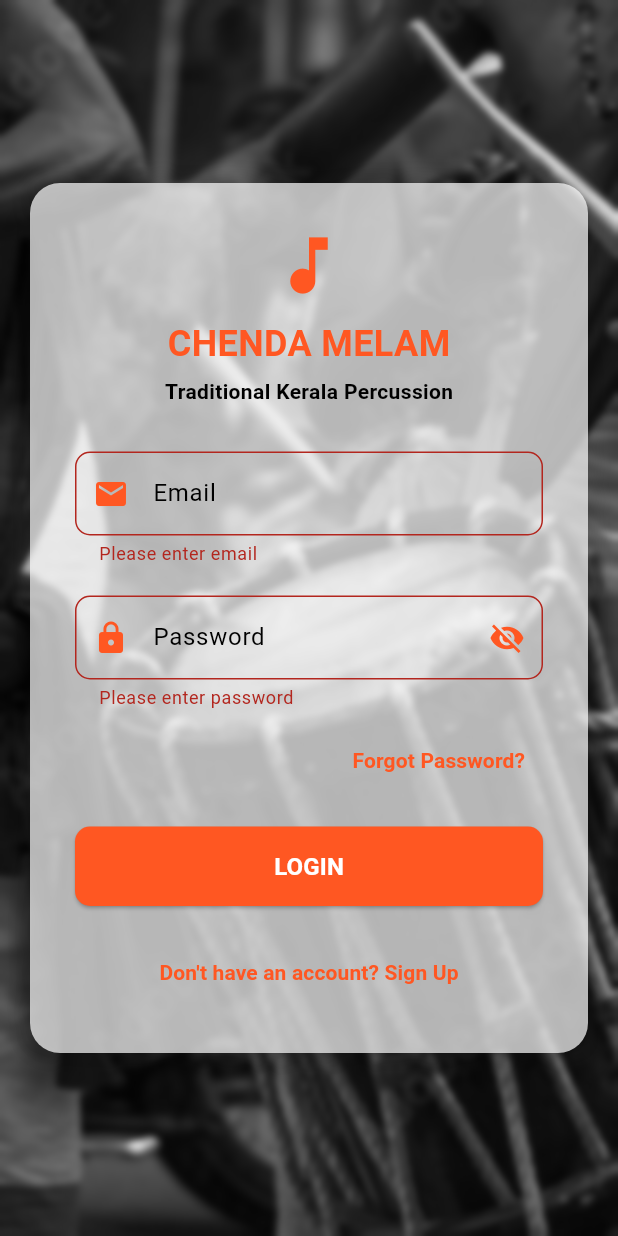
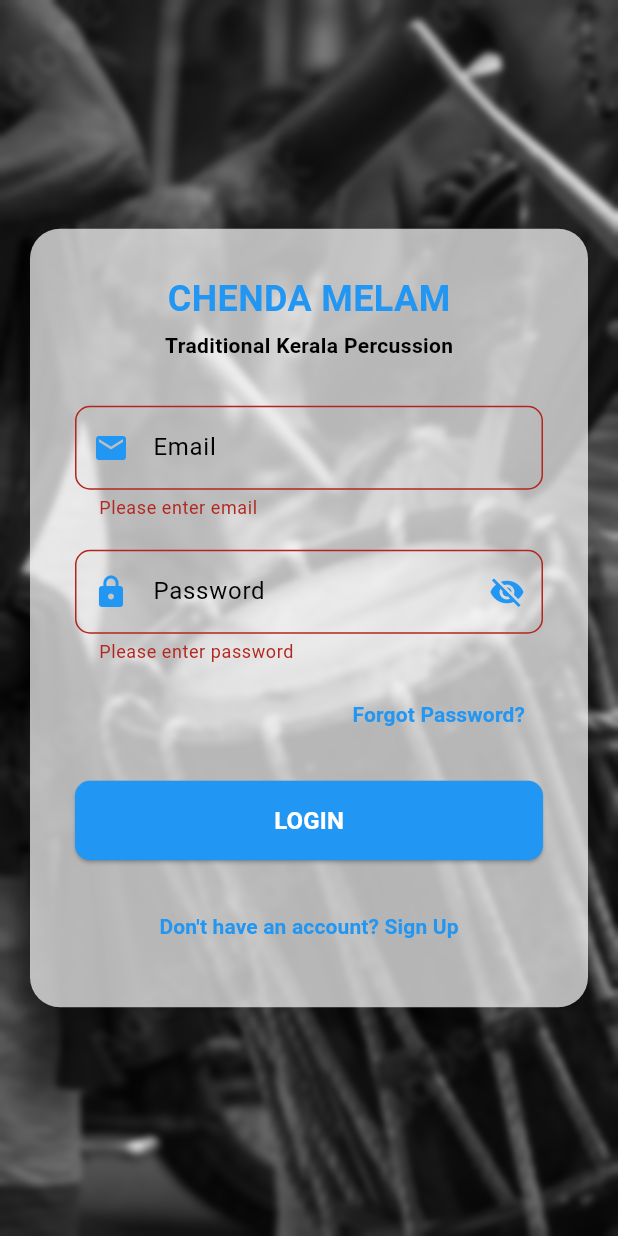
Before and after one commit to sanjaypj035/chenda_melam_app, a Flutter app: the screen it shows after launch, after a tap on "LOGIN", on a phone screen of 412 x 824 dp. Run offline on Flutter 3.47's test engine with Material 3 defaults, Android fonts, the light colour scheme and no system bars; our stand-ins replace cloud_firestore, firebase_auth, firebase_core, flutter_secure_storage, local_auth; accounts and stored records are empty.

Commit message:
Update login.dart

```diff
--- a/lib/screens/auth/login.dart
+++ b/lib/screens/auth/login.dart
@@ -2,6 +2,8 @@ import 'package:flutter/material.dart';
 import 'dart:ui';
 import 'package:firebase_auth/firebase_auth.dart';
 import 'package:provider/provider.dart';
+import 'package:flutter_secure_storage/flutter_secure_storage.dart';
+import 'package:local_auth/local_auth.dart';
 import '../../services/auth_service.dart';
 import 'forgot_password.dart';
 
@@ -16,15 +18,71 @@ class _LoginPageState extends State<LoginPage> {
   final _formKey = GlobalKey<FormState>();
   final _emailController = TextEditingController();
   final _passwordController = TextEditingController();
+  final _secureStorage = const FlutterSecureStorage();
+  final _localAuth = LocalAuthentication();
   bool _isLoading = false;
   bool _obscurePassword = true;
+  bool _showBiometricButton = false;
   String? _errorMessage;
+  bool _autoLoginAttempted = false;
 
   @override
-  void dispose() {
-    _emailController.dispose();
-    _passwordController.dispose();
-    super.dispose();
+  void initState() {
+    super.initState();
+    _checkBiometrics();
+    _loadSavedCredentials();
+  }
+
+  Future<void> _loadSavedCredentials() async {
+    try {
+      final email = await _secureStorage.read(key: 'email');
+      final password = await _secureStorage.read(key: 'password');
+
+      if (email != null && password != null && mounted) {
+        setState(() {
+          _emailController.text = email;
+          _passwordController.text = password;
+        });
+
+        if (!_autoLoginAttempted) {
+          _autoLoginAttempted = true;
+          _submit();
+        }
+      }
+    } catch (e) {
+      debugPrint('Error loading credentials: $e');
+    }
+  }
+
+  Future<void> _checkBiometrics() async {
+    try {
+      final canCheck = await _localAuth.canCheckBiometrics;
+      final isSupported = await _localAuth.isDeviceSupported();
+      if (mounted) {
+        setState(() {
+          _showBiometricButton = canCheck && isSupported;
+        });
+      }
+    } catch (e) {
+      debugPrint('Biometric check error: $e');
+    }
+  }
+
+  Future<void> _authenticateWithBiometrics() async {
+    try {
+      final authenticated = await _localAuth.authenticate(
+        localizedReason: 'Authenticate to login',
+        options: const AuthenticationOptions(biometricOnly: true),
+      );
+
+      if (authenticated && mounted) {
+        _submit();
+      }
+    } catch (e) {
+      if (mounted) {
+        setState(() => _errorMessage = 'Biometric authentication failed');
+      }
+    }
   }
 
   Future<void> _submit() async {
@@ -42,15 +100,38 @@ class _LoginPageState extends State<LoginPage> {
         _passwordController.text.trim(),
       );
 
+      await _secureStorage.write(
+        key: 'email',
+        value: _emailController.text.trim(),
+      );
+      await _secureStorage.write(
+        key: 'password',
+        value: _passwordController.text.trim(),
+      );
+
       if (mounted) {
         Navigator.pushNamedAndRemoveUntil(
-          context,
-          '/home',
-          (route) => false,
-        );
+          context, '/home', (route) => false);
       }
     } on FirebaseAuthException catch (e) {
-      setState(() => _errorMessage = "Login failed. Please try again.");
+      String errorMessage;
+      switch (e.code) {
+        case 'invalid-email':
+          errorMessage = "Invalid email format.";
+          break;
+        case 'user-not-found':
+        case 'wrong-password':
+          errorMessage = "Incorrect email or password.";
+          break;
+        case 'user-disabled':
+          errorMessage = "Account disabled.";
+          break;
+        default:
+          errorMessage = "Login failed. Please try again.";
+      }
+      setState(() => _errorMessage = errorMessage);
+    } catch (e) {
+      setState(() => _errorMessage = "An unexpected error occurred.");
     } finally {
       if (mounted) {
         setState(() => _isLoading = false);
@@ -62,7 +143,7 @@ class _LoginPageState extends State<LoginPage> {
   Widget build(BuildContext context) {
     return Scaffold(
       body: Container(
-        decoration: BoxDecoration(
+        decoration: const BoxDecoration(
           image: DecorationImage(
             image: AssetImage('assets/images/1000_F_505460427_4T2HjWM2IkMnpSwZaMEPXCKC4UVlsfW7.jpg'),
             fit: BoxFit.cover,
@@ -91,17 +172,15 @@ class _LoginPageState extends State<LoginPage> {
                   child: Column(
                     mainAxisSize: MainAxisSize.min,
                     children: [
-                      const Icon(Icons.music_note, size: 50, color: Colors.deepOrange),
-                      const SizedBox(height: 10),
                       const Text(
                         'CHENDA MELAM',
                         style: TextStyle(
                           fontSize: 24,
                           fontWeight: FontWeight.bold,
-                          color: Colors.deepOrange,
+                          color: Colors.blue,
                         ),
                       ),
-                      const SizedBox(height: 5),
+                      const SizedBox(height: 4),
                       const Text(
                         'Traditional Kerala Percussion',
                         style: TextStyle(
@@ -125,18 +204,22 @@ class _LoginPageState extends State<LoginPage> {
                         controller: _emailController,
                         decoration: InputDecoration(
                           labelText: 'Email',
-                          labelStyle: TextStyle(color: Colors.black),
-                          prefixIcon: const Icon(Icons.email, color: Colors.deepOrange),
+                          labelStyle: const TextStyle(color: Colors.black),
+                          prefixIcon: const Icon(Icons.email, color: Colors.blue),
                           border: OutlineInputBorder(
                             borderRadius: BorderRadius.circular(10),
-                            borderSide: BorderSide(color: Colors.deepOrange),
+                            borderSide: const BorderSide(color: Colors.blue),
                           ),
                           enabledBorder: OutlineInputBorder(
                             borderRadius: BorderRadius.circular(10),
-                            borderSide: BorderSide(color: Colors.deepOrange),
+                            borderSide: const BorderSide(color: Colors.blue),
+                          ),
+                          focusedBorder: OutlineInputBorder(
+                            borderRadius: BorderRadius.circular(10),
+                            borderSide: const BorderSide(color: Colors.blue, width: 2.0),
                           ),
                         ),
-                        style: TextStyle(color: Colors.black),
+                        style: const TextStyle(color: Colors.black),
                         validator: (value) {
                           if (value == null || value.isEmpty) return 'Please enter email';
                           if (!value.contains('@')) return 'Enter valid email';
@@ -150,22 +233,26 @@ class _LoginPageState extends State<LoginPage> {
                         obscureText: _obscurePassword,
                         decoration: InputDecoration(
                           labelText: 'Password',
-                          labelStyle: TextStyle(color: Colors.black),
-                          prefixIcon: const Icon(Icons.lock, color: Colors.deepOrange),
+                          labelStyle: const TextStyle(color: Colors.black),
+                          prefixIcon: const Icon(Icons.lock, color: Colors.blue),
                           border: OutlineInputBorder(
                             borderRadius: BorderRadius.circular(10),
-                            borderSide: BorderSide(color: Colors.deepOrange),
+                            borderSide: const BorderSide(color: Colors.blue),
                           ),
                           enabledBorder: OutlineInputBorder(
                             borderRadius: BorderRadius.circular(10),
-                            borderSide: BorderSide(color: Colors.deepOrange),
+                            borderSide: const BorderSide(color: Colors.blue),
+                          ),
+                          focusedBorder: OutlineInputBorder(
+                            borderRadius: BorderRadius.circular(10),
+                            borderSide: const BorderSide(color: Colors.blue, width: 2.0),
                           ),
                           suffixIcon: IconButton(
                             icon: Icon(
                               _obscurePassword
                                   ? Icons.visibility_off
                                   : Icons.visibility,
-                              color: Colors.deepOrange,
+                              color: Colors.blue,
                             ),
                             onPressed: () {
                               setState(() {
@@ -174,7 +261,7 @@ class _LoginPageState extends State<LoginPage> {
                             },
                           ),
                         ),
-                        style: TextStyle(color: Colors.black),
+                        style: const TextStyle(color: Colors.black),
                         validator: (value) {
                           if (value == null || value.isEmpty) return 'Please enter password';
                           if (value.length < 6) return 'Password too short';
@@ -182,6 +269,15 @@ class _LoginPageState extends State<LoginPage> {
                         },
                       ),
                       const SizedBox(height: 10),
+
+                      if (_showBiometricButton)
+                        Padding(
+                          padding: const EdgeInsets.only(bottom: 10),
+                          child: IconButton(
+                            icon: const Icon(Icons.fingerprint, size: 40, color: Colors.blue),
+                            onPressed: _authenticateWithBiometrics,
+                          ),
+                        ),
 
                       Align(
                         alignment: Alignment.centerRight,
@@ -192,7 +288,7 @@ class _LoginPageState extends State<LoginPage> {
                           child: const Text(
                             'Forgot Password?',
                             style: TextStyle(
-                              color: Colors.deepOrange,
+                              color: Colors.blue,
                               fontWeight: FontWeight.bold,
                             ),
                           ),
@@ -204,11 +300,12 @@ class _LoginPageState extends State<LoginPage> {
                         width: double.infinity,
                         child: ElevatedButton(
                           style: ElevatedButton.styleFrom(
-                            backgroundColor: Colors.deepOrange,
+                            backgroundColor: Colors.blue,
                             padding: const EdgeInsets.symmetric(vertical: 15),
                             shape: RoundedRectangleBorder(
                               borderRadius: BorderRadius.circular(10),
                             ),
+                            foregroundColor: Colors.white,
                           ),
                           onPressed: _isLoading ? null : _submit,
                           child: _isLoading
@@ -232,7 +329,7 @@ class _LoginPageState extends State<LoginPage> {
                         child: const Text(
                           'Don\'t have an account? Sign Up',
                           style: TextStyle(
-                            color: Colors.deepOrange,
+                            color: Colors.blue,
                             fontWeight: FontWeight.bold,
                           ),
                         ),
```
